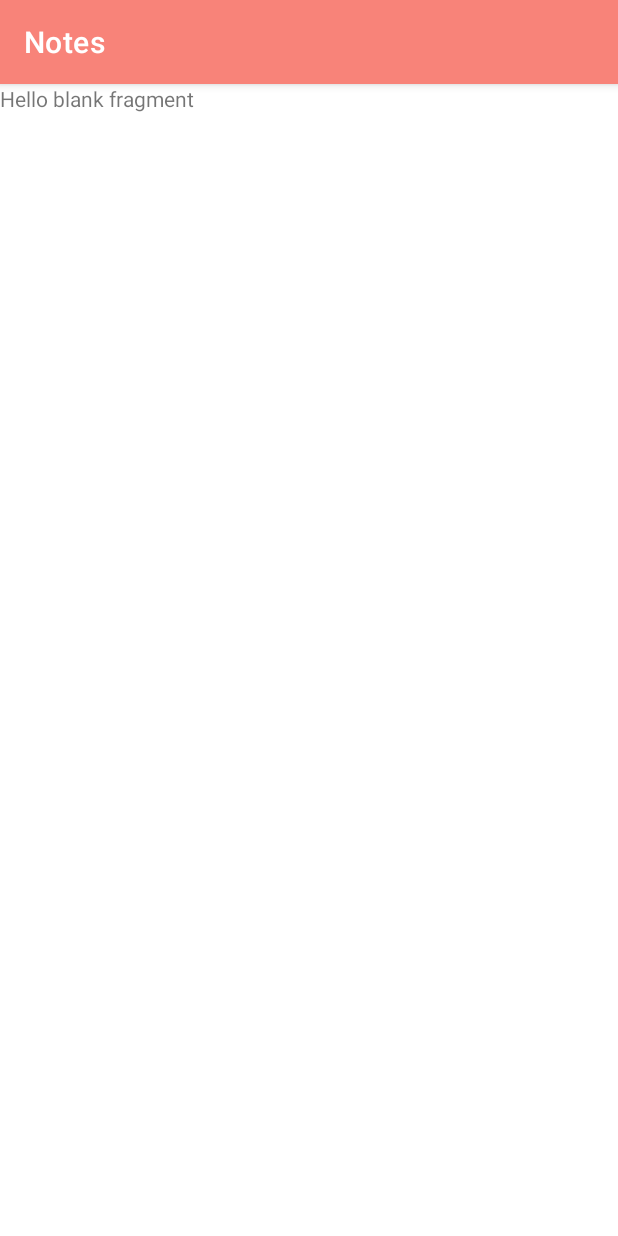
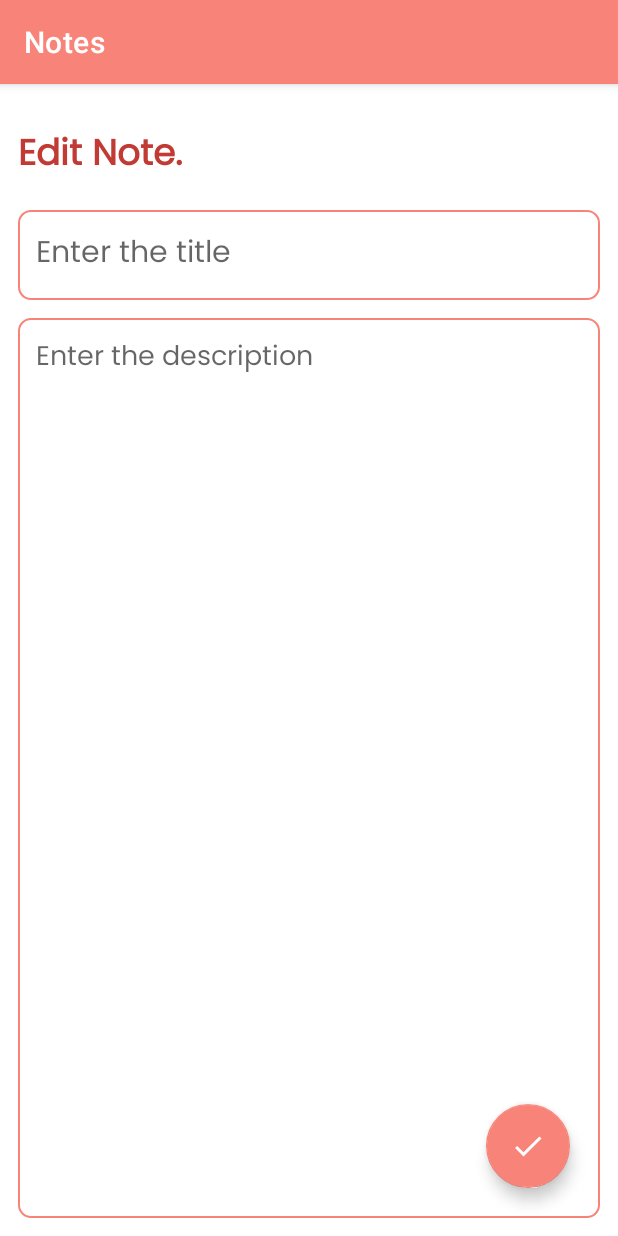
Before and after one commit to luctecky/note-app, an Android app: the fragment EditNoteFragment shown on its own in the app's theme, on a phone screen of 412 x 824 dp. Run offline under Robolectric (Android 15) with nearby library versions, the phone set to English and light mode, and no system bars; our stand-ins replace data binding.

```diff
--- a/app/build.gradle.kts
+++ b/app/build.gradle.kts
@@ -72,4 +72,5 @@ dependencies {
     implementation("androidx.lifecycle:lifecycle-livedata-ktx:$lifecycleVersion")
     // Annotation processor
     ksp("androidx.lifecycle:lifecycle-compiler:$lifecycleVersion")
+    implementation(kotlin("script-runtime"))
 }
--- a/app/src/main/AndroidManifest.xml
+++ b/app/src/main/AndroidManifest.xml
@@ -24,6 +24,9 @@
                 android:name="android.app.lib_name"
                 android:value=""/>
         </activity>
+        <meta-data
+            android:name="preloaded_fonts"
+            android:resource="@array/preloaded_fonts" />
     </application>
 
 </manifest>
--- a/app/src/main/res/layout/fragment_add_note.xml
+++ b/app/src/main/res/layout/fragment_add_note.xml
@@ -9,6 +9,7 @@
         android:orientation="vertical"
         tools:context=".NewNoteFragment"
         android:padding="12dp">
+
         <TextView
             android:id="@+id/addNoteHeading"
             android:layout_width="wrap_content"
@@ -17,9 +18,9 @@
             android:layout_marginTop="16dp"
             android:fontFamily="@font/poppins"
             android:text="Add Note."
-            android:textStyle="bold"
             android:textColor="@color/red"
-            android:textSize="24sp" />
+            android:textSize="24sp"
+            android:textStyle="bold" />
         <EditText
             android:id="@+id/addNoteTitle"
             android:layout_width="match_parent"
--- a/app/src/main/res/layout/fragment_edit_note.xml
+++ b/app/src/main/res/layout/fragment_edit_note.xml
@@ -1,14 +1,67 @@
 <?xml version="1.0" encoding="utf-8"?>
-<FrameLayout xmlns:android="http://schemas.android.com/apk/res/android"
+<layout
+    xmlns:android="http://schemas.android.com/apk/res/android"
     xmlns:tools="http://schemas.android.com/tools"
-    android:layout_width="match_parent"
-    android:layout_height="match_parent"
-    tools:context=".fragments.EditNoteFragment">
+    xmlns:app="http://schemas.android.com/apk/res-auto">
 
-    <!-- TODO: Update blank fragment layout -->
-    <TextView
+    <RelativeLayout
         android:layout_width="match_parent"
         android:layout_height="match_parent"
-        android:text="@string/hello_blank_fragment" />
+        android:orientation="vertical"
+        android:padding="12dp"
+        tools:context=".UpdateNoteFragment">
 
-</FrameLayout>
+        <TextView
+            android:id="@+id/editNoteHeading"
+            android:layout_width="wrap_content"
+            android:layout_height="wrap_content"
+            android:layout_alignParentTop="true"
+            android:layout_marginTop="16dp"
+            android:fontFamily="@font/poppins"
+            android:text="Edit Note."
+            android:textStyle="bold"
+            android:textColor="@color/red"
+            android:textSize="24sp" />
+
+        <EditText
+            android:id="@+id/editNoteTitle"
+            android:layout_width="match_parent"
+            android:layout_height="60dp"
+            android:hint="Enter the title"
+            android:padding="12dp"
+            android:textSize="20sp"
+            android:layout_below="@id/editNoteHeading"
+            android:background="@drawable/pink_border"
+            android:layout_marginTop="16dp"
+            android:maxLines="1"
+            android:fontFamily="@font/poppins"/>
+
+        <EditText
+            android:id="@+id/editNoteDesc"
+            android:layout_width="match_parent"
+            android:layout_height="match_parent"
+            android:hint="Enter the description"
+            android:gravity="top"
+            android:padding="12dp"
+            android:textSize="18sp"
+            android:fontFamily="@font/poppins"
+            android:background="@drawable/pink_border"
+            android:layout_below="@id/editNoteTitle"
+            android:layout_marginTop="12dp" />
+
+        <com.google.android.material.floatingactionbutton.FloatingActionButton
+            android:id="@+id/editNoteFab"
+            android:layout_width="wrap_content"
+            android:layout_height="wrap_content"
+            android:layout_marginEnd="20dp"
+            android:layout_marginBottom="20dp"
+            android:clickable="true"
+            android:backgroundTint="@color/pink"
+            android:tintMode="@color/white"
+            android:src="@drawable/baseline_done_24"
+            android:layout_alignParentBottom="true"
+            android:layout_alignParentEnd="true"
+            android:contentDescription="editFab" />
+
+    </RelativeLayout>
+</layout>
--- a/app/src/main/res/values/preloaded_fonts.xml
+++ b/app/src/main/res/values/preloaded_fonts.xml
@@ -1,6 +1,7 @@
 <?xml version="1.0" encoding="utf-8"?>
 <resources>
     <array name="preloaded_fonts" translatable="false">
+        <item>@font/poppins</item>
         <item>@font/poppins_thin</item>
     </array>
 </resources>
--- a/build.gradle.kts
+++ b/build.gradle.kts
@@ -3,14 +3,11 @@ buildscript {
     repositories {
         google()
     }
-
     dependencies {
         val navVersion = "2.7.5"
         classpath("androidx.navigation:navigation-safe-args-gradle-plugin:$navVersion")
     }
 }
-
-
 plugins {
     id ("com.android.application") version "7.3.1" apply false
     id ("com.android.library") version "7.3.1" apply false
```
Also changed, not shown: app/src/main/java/com/example/thenoteapp/database/NoteDao.kt (added, +28 -0 lines), app/src/main/java/com/example/thenoteapp/database/NoteDataBase.kt (added, +34 -0 lines), app/src/main/java/com/example/thenoteapp/model/Note.kt (added, +15 -0 lines), app/src/main/java/com/example/thenoteapp/repository/NoteRepository.kt (added, +14 -0 lines), app/src/main/res/layout/activity_main.xml (+18 -8 lines), app/src/main/res/layout/fragment_home.xml (+4 -3 lines), app/src/main/res/navigation/nav_graph.xml (+35 -2 lines).
